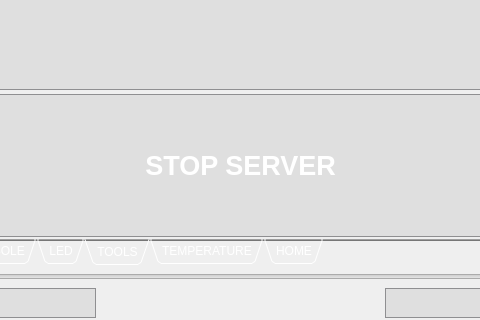
First picture: the form in iDom_Client/idom_client.ui, repository cyniu88/QT_kurs, before the edit; both pictures show x 187 to 667 and y 587 to 907 of the 855 by 907 pixel window.
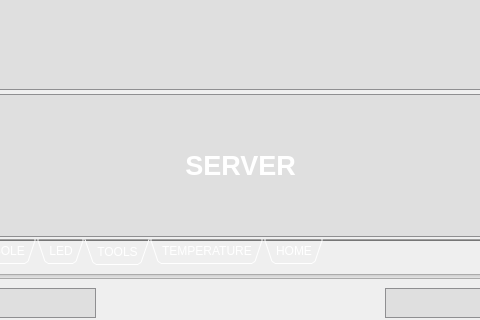
Second picture: the form after the edit. The open tabs and pages were chosen to show the change. Icons and pictures are not drawn. Custom widgets are drawn as their Qt base class.

```diff
--- a/iDom_Client/idom_client.ui
+++ b/iDom_Client/idom_client.ui
@@ -2284,7 +2284,7 @@
  </string>
             </property>
             <property name="text">
-             <string>STOP SERVER</string>
+             <string>SERVER</string>
             </property>
            </widget>
           </item>
```
Left out of the diff: 4 changed lines with no effect on the pictures.
